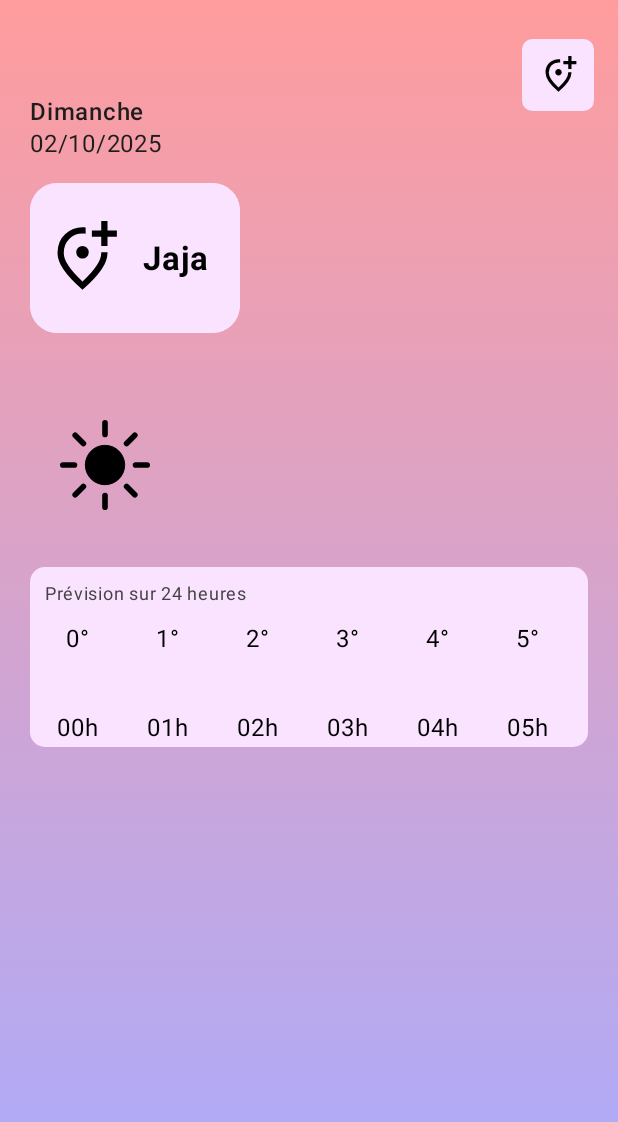
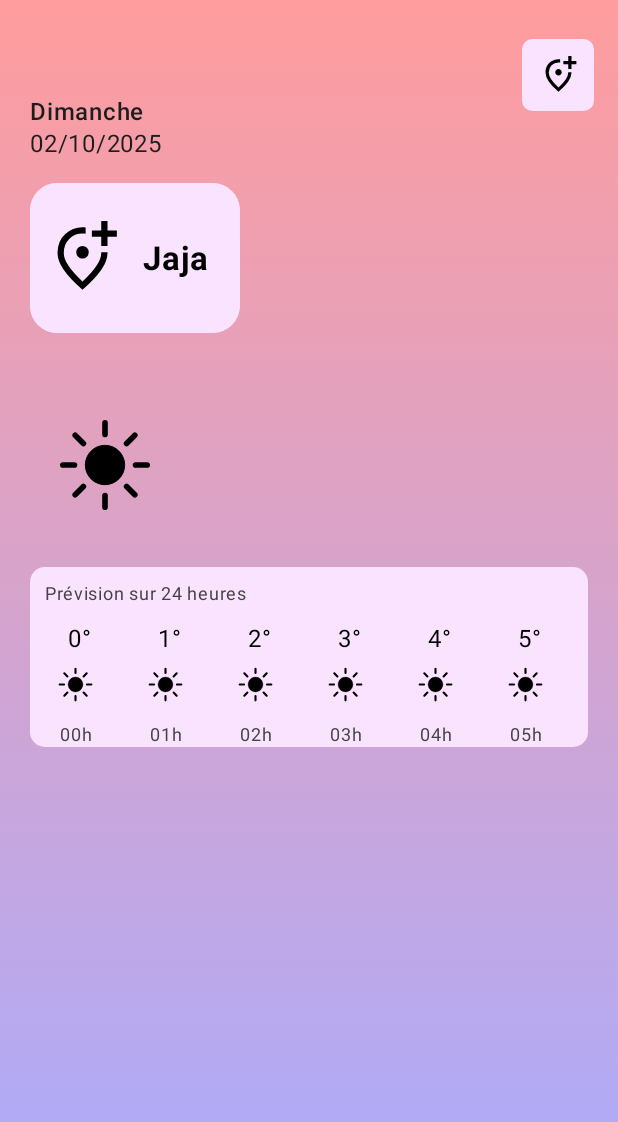
Before and after one commit to Bluz0/WeatherUsmb, an Android app built with Jetpack Compose: the screen it shows after launch (MainActivity), on a phone screen of 412 x 824 dp. Shown: the top 1122 px of the screen. Run offline under Robolectric (Android 15) with nearby library versions, the phone set to English and light mode, and no system bars; libraries missing offline, so code that uses them is left out: androidx.compose.animation.

Commit message:
fix : lazyrow fctionnel

```diff
--- a/app/src/main/java/td/info507/weatherusmb/MainActivity.kt
+++ b/app/src/main/java/td/info507/weatherusmb/MainActivity.kt
@@ -32,7 +32,6 @@ import androidx.compose.material3.MaterialTheme
 import androidx.compose.material3.Scaffold
 import androidx.compose.material3.Text
 import androidx.compose.runtime.Composable
-import androidx.compose.ui.Alignment
 import androidx.compose.ui.Modifier
 import androidx.compose.ui.draw.clip
 import androidx.compose.ui.graphics.Brush
@@ -61,6 +60,7 @@ import androidx.compose.foundation.lazy.rememberLazyListState
 import androidx.compose.material3.contentColorFor
 import androidx.compose.runtime.LaunchedEffect
 import androidx.compose.runtime.snapshotFlow
+import androidx.compose.ui.Alignment
 import androidx.compose.ui.layout.ModifierLocalBeyondBoundsLayout
 import androidx.compose.ui.input.pointer.pointerInput
 
@@ -176,46 +176,39 @@ fun MainWeatherScreen(){
                 modifier = Modifier.padding(10.dp,10.dp)
             )
 
+            // gere temp + image icon + heure
+            // TODO : mettre en place la fct pour enlever les heures avec heures actuel
             val testtemp = arrayOf("0°","1°","2°","3°","4°","5°","6°","7°","8°","9°","10°","11°","12°","13°","14°","15°","16°","17°","18°","19°","20°","21°","22°","23°")
             val hours = arrayOf("00h","01h","02h","03h","04h","05h","06h","07h","08h","09h","10h","11h","12h","13h","14h","15h","16h","17h","18h","19h","20h","21h","22h","23h")
             val itemWidth = 60.dp
 
-            val listStateTemp = rememberLazyListState()
-            val listStateHour = rememberLazyListState()
 
 
-            // Quand on scroll en haut, ca scroll celui du bas
-            LaunchedEffect(listStateTemp,listStateHour) {
-                snapshotFlow { listStateTemp.firstVisibleItemIndex to listStateTemp.firstVisibleItemScrollOffset }
-                    .collect { (index,offset) ->
-                        listStateHour.scrollToItem(index,offset)
-
+            LazyRow(modifier = Modifier.fillMaxWidth()) {
+                items(testtemp.size) {
+                    i ->
+                    Box(modifier = Modifier.width(itemWidth).fillMaxHeight()){
+                        // text : les temps
+                        Text(testtemp[i], modifier = Modifier.fillMaxWidth().padding(5.dp,0.dp,0.dp,0.dp),textAlign = TextAlign.Center)
+                        Icon(
+                            painter = painterResource(R.drawable.clear_day),
+                            contentDescription = "icon meteo",
+                            modifier = Modifier.size(30.dp).align(alignment = Alignment.Center)
+                        )
+                        Text(hours[i],
+                            style = MaterialTheme.typography.labelSmall.copy(
+                            fontWeight = FontWeight.Normal,
+                            fontSize = 12.sp
+                        ), color = Color(67,67,67),
+                            modifier = Modifier.align(Alignment.BottomEnd).fillMaxWidth(),
+                            textAlign = TextAlign.Center)
                     }
+                }
 
             }
 
-            LazyRow(state = listStateTemp, modifier = Modifier.fillMaxWidth()) {
-                items(testtemp) {
-                    temp ->
-                    Box(modifier = Modifier.width(itemWidth).padding(4.dp,0.dp,0.dp,0.dp),
-                        contentAlignment = Alignment.Center){
-                        Text(temp, modifier = Modifier)
-                    }
 
-                }
-            }
 
-            Spacer(modifier = Modifier.height(35.dp))
-
-            LazyRow(state = listStateHour) {
-                items(hours){
-                    hour ->
-                    Box(modifier = Modifier.width(itemWidth).padding(4.dp,0.dp,0.dp,0.dp),
-                        contentAlignment = Alignment.Center){
-                        Text(hour)
-                    }
-                }
-            }
 
         }
 
```
